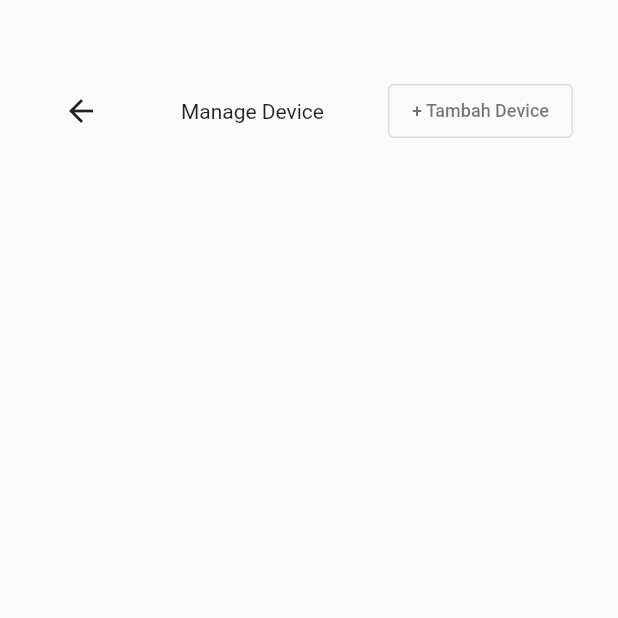
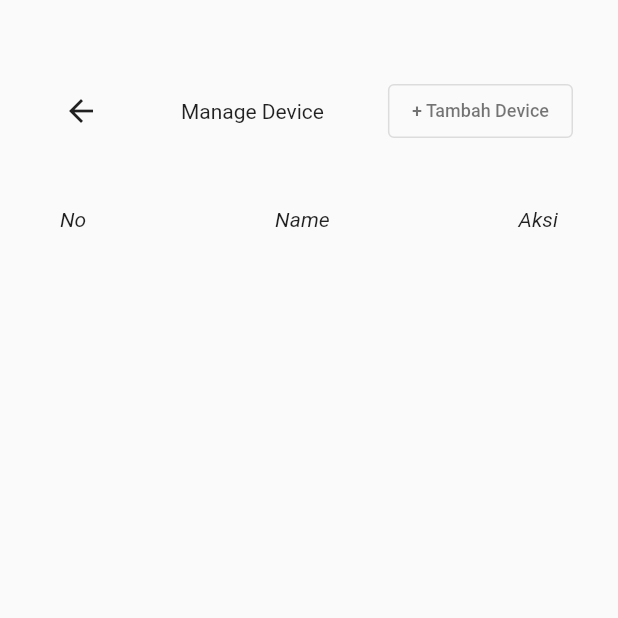
Before and after one commit to Malikibrahim10203/Proyek_2, a Flutter app: the ManageDevice screen opened directly, on a phone screen of 412 x 824 dp, the top half of it. Run offline on Flutter 3.47's test engine with Material 2 defaults, Android fonts, the phone set to English and light mode, and no system bars; our stand-ins replace get, shared_preferences; accounts and stored records are empty; network calls fail.

Commit message:
fix renew

```diff
--- a/smartfarm/lib/event/event_db.dart
+++ b/smartfarm/lib/event/event_db.dart
@@ -69,19 +69,19 @@ class EventDB {
   static Future<List<Device>> getDevice() async {
     List<Device> listDevice = [];
 
-    try{
+    try {
       var response = await http.post(Uri.parse(Api.list_device));
 
-      if(response.statusCode==200){
+      if (response.statusCode == 200) {
         var responseBody = jsonDecode(response.body);
-        if(responseBody['success']){
-          var devices = responseBody['device'];
-          devices.forEach((device){
+        if (responseBody['success']) {
+          var devices = responseBody['user'];
+          devices.forEach((device) {
             listDevice.add(Device.fromJson(device));
           });
         }
       }
-    } catch (e){
+    } catch (e) {
       print(e);
     }
     return listDevice;
--- a/smartfarm/lib/model/device.dart
+++ b/smartfarm/lib/model/device.dart
@@ -1,31 +1,31 @@
 class Device {
   String? id;
   String? name;
-  String? land_id;
-  String? created_at;
-  String? update_at;
+  String? landId;
+  String? createdAt;
+  String? updatedAt;
 
   Device({
     required this.id,
     required this.name,
-    required this.land_id,
-    required this.created_at,
-    required this.update_at,
+    required this.landId,
+    required this.createdAt,
+    required this.updatedAt,
   });
 
-  factory Device.fromJson(Map<String, dynamic> json) => Device (
+  factory Device.fromJson(Map<String, dynamic> json) => Device(
     id: json["id"],
     name: json["name"],
-    land_id: json["land_id"],
-    created_at: json["created_at"],
-    update_at: json["update_at"],
+    landId: json["land_id"],
+    createdAt: json["created_at"],
+    updatedAt: json["updated_at"],
   );
 
   Map<String, dynamic> toJson() => {
     "id": id,
     "name": name,
-    "land_id": land_id,
-    "created_at": created_at,
-    "update_at": update_at,
+    "land_id": landId,
+    "created_at": createdAt,
+    "updated_at": updatedAt,
   };
 }
--- a/smartfarm/lib/pages/admin/dashboard_admin.dart
+++ b/smartfarm/lib/pages/admin/dashboard_admin.dart
@@ -1,5 +1,6 @@
 import 'package:flutter/material.dart';
 import 'package:smartfarm/event/event_pref.dart';
+import 'package:smartfarm/pages/admin/landfarmer.dart';
 import 'package:smartfarm/pages/admin/manage_device.dart';
 import 'package:smartfarm/pages/admin/manage_users.dart';
 import 'package:smartfarm/pages/login.dart';
@@ -124,7 +125,7 @@ class _DashboardAdminState extends State<DashboardAdmin> {
                       children: [
                         GestureDetector(
                           onTap: () {
-                            Navigator.push(context, MaterialPageRoute(builder: (context) => ManageUser()));
+                            Navigator.push(context, MaterialPageRoute(builder: (context) => LandFarmer()));
                           },
                           child: SizedBox(
                             height: 150,
--- a/smartfarm/lib/pages/admin/manage_device.dart
+++ b/smartfarm/lib/pages/admin/manage_device.dart
@@ -4,13 +4,14 @@ import 'package:smartfarm/model/device.dart';
 import 'package:smartfarm/pages/admin/dashboard_admin.dart';
 
 class ManageDevice extends StatefulWidget{
+
   @override
   State<ManageDevice> createState() => _ManageDevice();
 }
 
 class _ManageDevice extends State<ManageDevice>{
 
-  List<Device> listDevice =[];
+  List<Device> listDevice = [];
   void getDevice() async {
     listDevice = await EventDB.getDevice();
     setState(() {});
@@ -19,6 +20,7 @@ class _ManageDevice extends State<ManageDevice>{
   @override
   void initState() {
     getDevice();
+    // TODO: implement initState
     super.initState();
   }
 
@@ -60,15 +62,9 @@ class _ManageDevice extends State<ManageDevice>{
               ],
             ),
             SizedBox(
-              height: 10,
+              height: 40,
             ),
-            Expanded(
-              child: ListView.builder(
-                itemCount: listDevice.length,
-                itemBuilder: (context, index) {
-                  Device device = listDevice[index];
-                  if (index == 0){
-                    return Container(
+            Container(
               padding: EdgeInsets.symmetric(horizontal: 10),
               child: Row(
                 mainAxisAlignment: MainAxisAlignment.spaceBetween,
@@ -93,12 +89,22 @@ class _ManageDevice extends State<ManageDevice>{
                   ),
                 ],
               ),
-                    );
-                  }
-                  index -= 1;
+            ),
+
+            Expanded(
+              child: ListView.builder(
+                itemCount: listDevice.length,
+                itemBuilder: (context, index) {
+                  Device device = listDevice[index];
                   return ListTile(
-                    leading: Text('${index+1}'),
-                    title: Text(device.name?? ''),
+                    leading:
+                    Text(
+                      '${index+1}',
+                      style: TextStyle(
+                          fontSize: 16
+                      ),
+                    ),
+                    title: Text(device.name??''),
                     trailing: IconButton(
                       onPressed: (){},
                       icon: Icon(Icons.more_vert),
```
Also changed, not shown: smartfarm/lib/pages/admin/landfarmer.dart (added, +59 -0 lines). Lines whose indentation alone changed are shown as unchanged.
